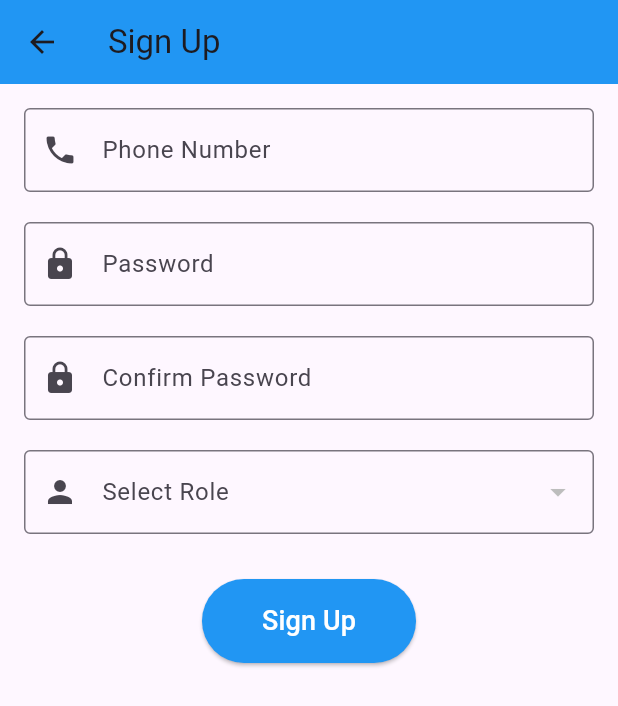
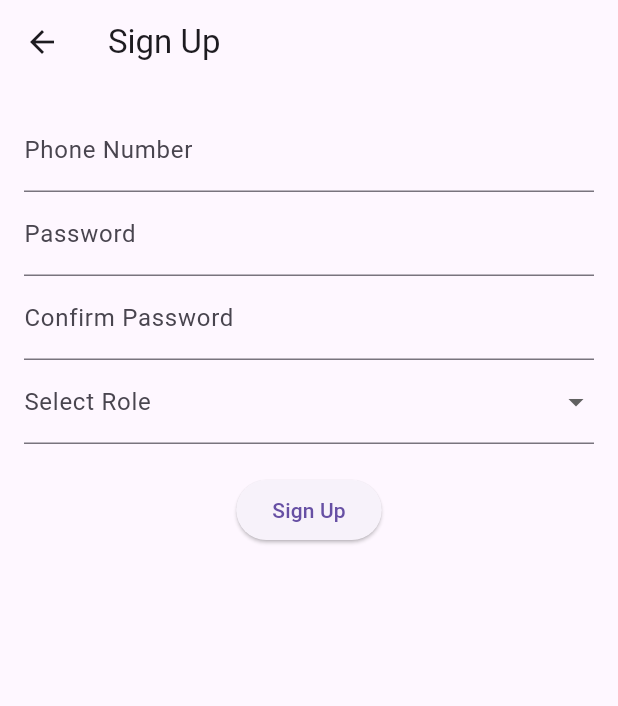
Before and after one commit to MohamedMohamady125/updatedproject, a Flutter app: the screen it shows after launch, after a tap on "Sign Up", on a phone screen of 412 x 824 dp. Shown: the top 706 px of the screen. Run offline on Flutter 3.47's test engine with Material 3 defaults, Android fonts, the phone set to English and light mode, and no system bars.

Commit message:
Added welcome page, login page, sign-up page, and shared layout

```diff
--- a/lib/Screens/sign_up_page.dart
+++ b/lib/Screens/sign_up_page.dart
@@ -1,6 +1,6 @@
 import 'package:flutter/material.dart';
-import 'role_based_home.dart'; // Import the role-based home screen
-import '../models/user_role.dart'; // Import the UserRole enum
+import 'role_based_home.dart';
+import '../models/user_role.dart';
 
 class SignUpPage extends StatefulWidget {
   @override
@@ -8,15 +8,14 @@ class SignUpPage extends StatefulWidget {
 }
 
 class _SignUpPageState extends State<SignUpPage> {
-  final _formKey = GlobalKey<FormState>(); // Form key for validation
-  final _phoneController = TextEditingController(); // Controller for phone number
-  final _passwordController = TextEditingController(); // Controller for password
-  final _confirmPasswordController = TextEditingController(); // Controller for confirm password
-  UserRole? _selectedRole; // Selected role from the dropdown
+  final _formKey = GlobalKey<FormState>();
+  final _phoneController = TextEditingController();
+  final _passwordController = TextEditingController();
+  final _confirmPasswordController = TextEditingController();
+  UserRole? _selectedRole;
 
   void _signUp() {
     if (_formKey.currentState!.validate()) {
-      // Check if passwords match
       if (_passwordController.text != _confirmPasswordController.text) {
         ScaffoldMessenger.of(context).showSnackBar(
           SnackBar(content: Text('Passwords do not match')),
@@ -24,7 +23,6 @@ class _SignUpPageState extends State<SignUpPage> {
         return;
       }
 
-      // Check if a role is selected
       if (_selectedRole == null) {
         ScaffoldMessenger.of(context).showSnackBar(
           SnackBar(content: Text('Please select a role')),
@@ -32,21 +30,16 @@ class _SignUpPageState extends State<SignUpPage> {
         return;
       }
 
-      // Simulate a sign-up process
-      String phone = _phoneController.text;
-      String password = _passwordController.text;
-      String role = _selectedRole.toString();
+      // Simulate sign-up process
+      print('Phone: ${_phoneController.text}');
+      print('Password: ${_passwordController.text}');
+      print('Role: $_selectedRole');
 
-      // Print sign-up details (replace with actual backend call)
-      print('Phone: $phone');
-      print('Password: $password');
-      print('Role: $role');
-
-      // Navigate to the role-based home screen
+      // Navigate to the appropriate role-based screen
       Navigator.pushReplacement(
         context,
         MaterialPageRoute(
-          builder: (context) => RoleBasedHome(role: role),
+          builder: (context) => RoleBasedHome(role: _selectedRole.toString()),
         ),
       );
     }
@@ -55,24 +48,16 @@ class _SignUpPageState extends State<SignUpPage> {
   @override
   Widget build(BuildContext context) {
     return Scaffold(
-      appBar: AppBar(
-        title: Text('Sign Up'),
-        backgroundColor: Colors.blue,
-      ),
+      appBar: AppBar(title: Text('Sign Up')),
       body: Padding(
         padding: const EdgeInsets.all(16.0),
         child: Form(
           key: _formKey,
           child: Column(
             children: [
-              // Phone number field
               TextFormField(
                 controller: _phoneController,
-                decoration: InputDecoration(
-                  labelText: 'Phone Number',
-                  prefixIcon: Icon(Icons.phone),
-                  border: OutlineInputBorder(),
-                ),
+                decoration: InputDecoration(labelText: 'Phone Number'),
                 keyboardType: TextInputType.phone,
                 validator: (value) {
                   if (value == null || value.isEmpty) {
@@ -81,16 +66,9 @@ class _SignUpPageState extends State<SignUpPage> {
                   return null;
                 },
               ),
-              SizedBox(height: 20), // Spacer
-
-              // Password field
               TextFormField(
                 controller: _passwordController,
-                decoration: InputDecoration(
-                  labelText: 'Password',
-                  prefixIcon: Icon(Icons.lock),
-                  border: OutlineInputBorder(),
-                ),
+                decoration: InputDecoration(labelText: 'Password'),
                 obscureText: true,
                 validator: (value) {
                   if (value == null || value.isEmpty) {
@@ -99,37 +77,20 @@ class _SignUpPageState extends State<SignUpPage> {
                   return null;
                 },
               ),
-              SizedBox(height: 20), // Spacer
-
-              // Confirm password field
               TextFormField(
                 controller: _confirmPasswordController,
-                decoration: InputDecoration(
-                  labelText: 'Confirm Password',
-                  prefixIcon: Icon(Icons.lock),
-                  border: OutlineInputBorder(),
-                ),
+                decoration: InputDecoration(labelText: 'Confirm Password'),
                 obscureText: true,
                 validator: (value) {
                   if (value == null || value.isEmpty) {
                     return 'Please confirm your password';
                   }
-                  if (value != _passwordController.text) {
-                    return 'Passwords do not match';
-                  }
                   return null;
                 },
               ),
-              SizedBox(height: 20), // Spacer
-
-              // Role dropdown
               DropdownButtonFormField<UserRole>(
                 value: _selectedRole,
-                decoration: InputDecoration(
-                  labelText: 'Select Role',
-                  prefixIcon: Icon(Icons.person),
-                  border: OutlineInputBorder(),
-                ),
+                decoration: InputDecoration(labelText: 'Select Role'),
                 items: UserRole.values.map((role) {
                   return DropdownMenuItem(
                     value: role,
@@ -148,20 +109,10 @@ class _SignUpPageState extends State<SignUpPage> {
                   return null;
                 },
               ),
-              SizedBox(height: 30), // Spacer
-
-              // Sign Up button
+              SizedBox(height: 20),
               ElevatedButton(
                 onPressed: _signUp,
-                child: Text(
-                  'Sign Up',
-                  style: TextStyle(fontSize: 18),
-                ),
-                style: ElevatedButton.styleFrom(
-                  padding: EdgeInsets.symmetric(horizontal: 40, vertical: 15),
-                  backgroundColor: Colors.blue,
-                  foregroundColor: Colors.white,
-                ),
+                child: Text('Sign Up'),
               ),
             ],
           ),
--- a/lib/Screens/welcome_page.dart
+++ b/lib/Screens/welcome_page.dart
@@ -1,6 +1,6 @@
 import 'package:flutter/material.dart';
-import 'sign_up_page.dart'; // Import the Sign Up page
-import 'login_page.dart';   // Import the Login page
+import 'sign_up_page.dart';
+import 'login_page.dart';
 
 class WelcomePage extends StatelessWidget {
   @override
@@ -10,55 +10,34 @@ class WelcomePage extends StatelessWidget {
         child: Column(
           mainAxisAlignment: MainAxisAlignment.center,
           children: [
-            // Welcome message
             Text(
               'Welcome to the Swimming App!',
-              style: TextStyle(
-                fontSize: 24,
-                fontWeight: FontWeight.bold,
-                color: Colors.blue,
-              ),
+              style: TextStyle(fontSize: 24, fontWeight: FontWeight.bold),
             ),
-            SizedBox(height: 40), // Spacer
-
-            // Sign Up button
+            SizedBox(height: 40),
             ElevatedButton(
               onPressed: () {
-                // Navigate to the Sign Up page
                 Navigator.push(
                   context,
                   MaterialPageRoute(builder: (context) => SignUpPage()),
                 );
               },
-              child: Text(
-                'Sign Up',
-                style: TextStyle(fontSize: 18),
-              ),
+              child: Text('Sign Up'),
               style: ElevatedButton.styleFrom(
                 padding: EdgeInsets.symmetric(horizontal: 40, vertical: 15),
-                backgroundColor: Colors.blue,
-                foregroundColor: Colors.white,
               ),
             ),
-            SizedBox(height: 20), // Spacer
-
-            // Login button
+            SizedBox(height: 20),
             ElevatedButton(
               onPressed: () {
-                // Navigate to the Login page
                 Navigator.push(
                   context,
                   MaterialPageRoute(builder: (context) => LoginPage()),
                 );
               },
-              child: Text(
-                'Login',
-                style: TextStyle(fontSize: 18),
-              ),
+              child: Text('Login'),
               style: ElevatedButton.styleFrom(
                 padding: EdgeInsets.symmetric(horizontal: 40, vertical: 15),
-                backgroundColor: Colors.green,
-                foregroundColor: Colors.white,
               ),
             ),
           ],
--- /dev/null
+++ b/lib/models/user_role.dart
@@ -0,0 +1,10 @@
+enum UserRole {
+  swimmer,
+  parent,
+  academy,
+  store,
+  onlineStore,
+  coach,
+  onlineAcademy,
+  eventOrganizer,
+}
```
Also changed, not shown: lib/Screens/login_page.dart (+13 -42 lines), lib/Screens/shared_layout.dart (added, +108 -0 lines), lib/Screens/swimmer_home.dart (added, +15 -0 lines), lib/Screens/academy_home.dart (added), lib/Screens/coach_home.dart (added), lib/Screens/community_screen.dart (added), lib/Screens/event_organizer_home.dart (added), lib/Screens/events_screen.dart (added), lib/Screens/marketplace_screen.dart (added), lib/Screens/online_academy_home.dart (added), lib/Screens/online_store_home.dart (added), lib/Screens/parent_home.dart (added), lib/Screens/profile_screen.dart (added), lib/Screens/store_home.dart (added), 3 more files.
